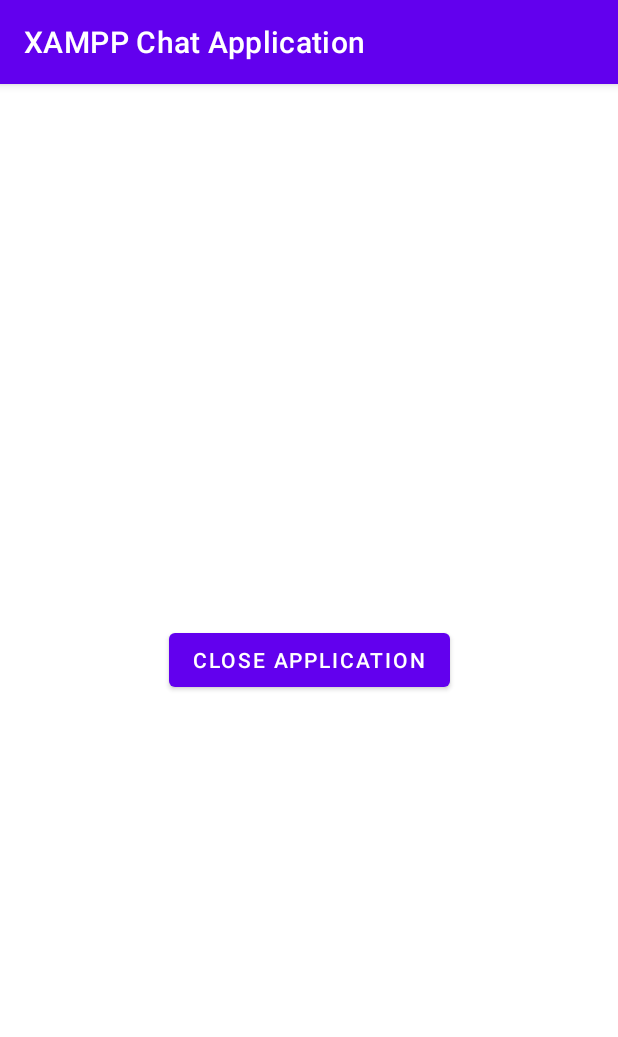
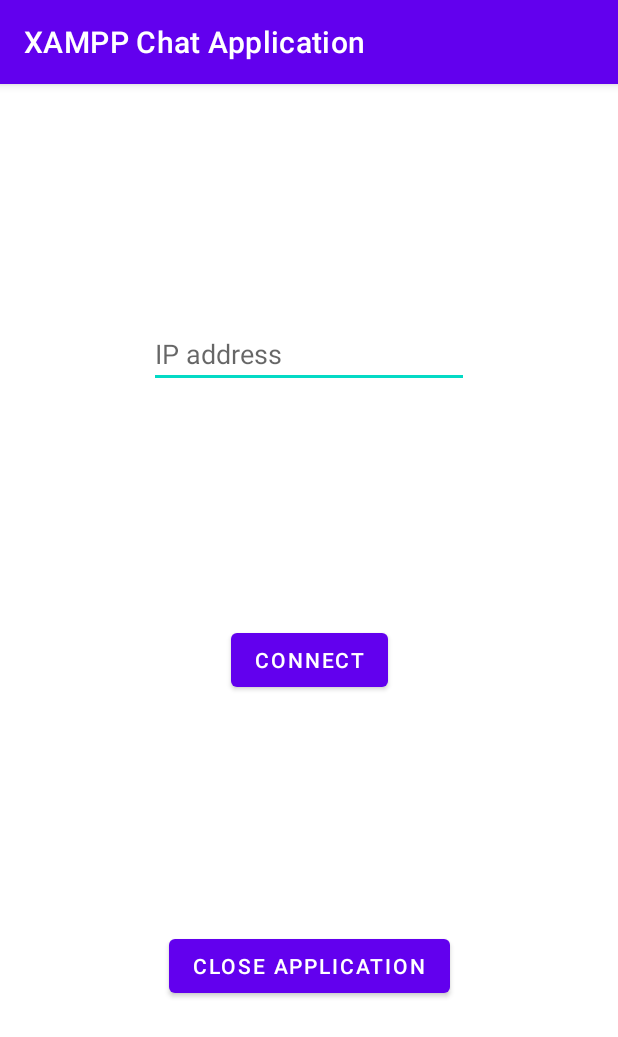
Before and after one commit to Rayan-Mansoor/Android-XAMPP-Local-Server-Chat-App, an Android app: the screen it shows after launch (SplashActivity), on a phone screen of 412 x 824 dp. Shown: the top 1037 px of the screen. Run offline under Robolectric (Android 15) with nearby library versions, the light colour scheme and no system bars; 1 statement that could not run was skipped.

Commit message:
Version 1.2

```diff
--- a/app/src/main/java/com/example/chatapplication/Activities/SplashActivity.kt
+++ b/app/src/main/java/com/example/chatapplication/Activities/SplashActivity.kt
@@ -33,9 +33,23 @@
 
 
         checkServerConnectivity()
+
+        binding.closeApp.setOnClickListener{
+            finish()
+        }
+
+        binding.conn.setOnClickListener{
+            val newIP = binding.ipET.text.toString()
+            progressDialog = ProgressDialog(this)
+            progressDialog.setTitle("Checking Connection TO XAMPP Server ${newIP}" )
+            progressDialog.show()
+            RetrofitClient.BASE_URL = "http://${newIP}/chat_app_php_files/"
+            checkServerConnectivity()
+        }
     }
 
     private fun checkServerConnectivity(){
+        Log.e("SplashActivity", "Check Server")
         val apiService = RetrofitClient.apiService
         val call = apiService.connect()
 
@@ -55,11 +69,10 @@
                     Toast.makeText(applicationContext,response.body()!!.message, Toast.LENGTH_SHORT).show()
                     progressDialog.dismiss()
 
+                    binding.ipET.visibility = View.VISIBLE
+                    binding.conn.visibility = View.VISIBLE
                     binding.closeApp.visibility = View.VISIBLE
 
-                    binding.closeApp.setOnClickListener{
-                        finish()
-                    }
 
                 }
             }
@@ -69,6 +82,8 @@
 
                 progressDialog.dismiss()
 
+                binding.ipET.visibility = View.VISIBLE
+                binding.conn.visibility = View.VISIBLE
                 binding.closeApp.visibility = View.VISIBLE
 
                 binding.closeApp.setOnClickListener{
--- a/app/src/main/java/com/example/chatapplication/Utils/RetrofitClient.kt
+++ b/app/src/main/java/com/example/chatapplication/Utils/RetrofitClient.kt
@@ -5,7 +5,7 @@
 
 object RetrofitClient {
 
-    private const val BASE_URL = "http://192.168.18.10/chat_app_php_files/" // Replace with your server's IP and directory
+    var BASE_URL = "http://192.168.18.10/chat_app_php_files/" // Replace with your server's IP and directory
 
     private val retrofit = Retrofit.Builder()
         .baseUrl(BASE_URL)
--- a/app/src/main/res/layout/activity_splash.xml
+++ b/app/src/main/res/layout/activity_splash.xml
@@ -10,12 +10,34 @@
         android:id="@+id/closeApp"
         android:layout_width="wrap_content"
         android:layout_height="wrap_content"
+        android:visibility="gone"
         android:text="Close Application"
+        app:layout_constraintBottom_toBottomOf="parent"
+        app:layout_constraintEnd_toEndOf="parent"
+        app:layout_constraintStart_toStartOf="parent"
+        app:layout_constraintTop_toBottomOf="@+id/conn" />
+
+    <EditText
+        android:id="@+id/ipET"
+        android:layout_width="wrap_content"
+        android:layout_height="wrap_content"
+        android:ems="10"
+        android:hint="IP address"
+        android:inputType="text"
+        android:visibility="gone"
+        app:layout_constraintBottom_toTopOf="@+id/conn"
+        app:layout_constraintEnd_toEndOf="parent"
+        app:layout_constraintStart_toStartOf="parent"
+        app:layout_constraintTop_toTopOf="parent" />
+
+    <Button
+        android:id="@+id/conn"
+        android:layout_width="wrap_content"
+        android:layout_height="wrap_content"
+        android:text="Connect"
         android:visibility="gone"
         app:layout_constraintBottom_toBottomOf="parent"
         app:layout_constraintEnd_toEndOf="parent"
-        app:layout_constraintHorizontal_bias="0.5"
         app:layout_constraintStart_toStartOf="parent"
-        app:layout_constraintTop_toTopOf="parent"
-        app:layout_constraintVertical_bias="0.5" />
+        app:layout_constraintTop_toTopOf="parent" />
 </androidx.constraintlayout.widget.ConstraintLayout>
```
